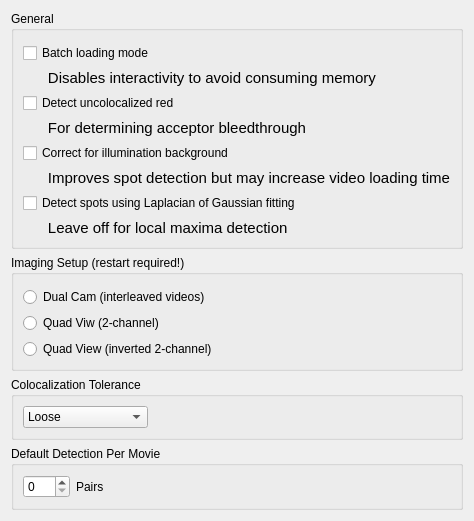
Above: src/main/python/ui/PreferencesWindow.ui from hatzakislab/DeepFRET-GUI before the change. Below: the same form after it.
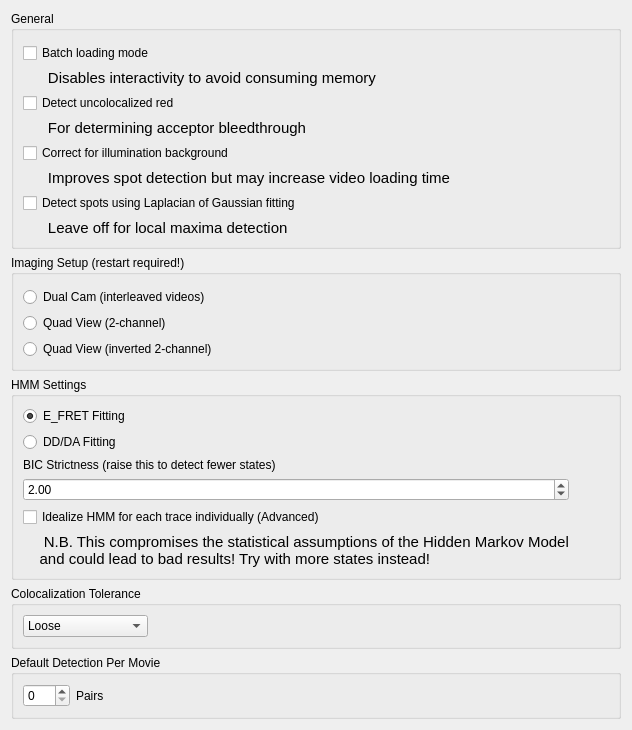
That is the form after the change.

Commit message: made preference thing work now.

The edit to the form file:
```diff
--- a/src/main/python/ui/PreferencesWindow.ui
+++ b/src/main/python/ui/PreferencesWindow.ui
@@ -7,7 +7,7 @@
     <x>0</x>
     <y>0</y>
     <width>532</width>
-    <height>518</height>
+    <height>682</height>
    </rect>
   </property>
   <property name="sizePolicy">
@@ -172,7 +172,7 @@
       <item row="1" column="0">
        <widget class="QRadioButton" name="radioButton_2_col">
         <property name="text">
-         <string>Quad Viw (2-channel)</string>
+         <string>Quad View (2-channel)</string>
         </property>
        </widget>
       </item>
@@ -186,6 +186,88 @@
      </layout>
     </widget>
    </item>
+   <item>
+    <widget class="QGroupBox" name="hmmGroup">
+     <property name="title">
+      <string>HMM Settings</string>
+     </property>
+     <layout class="QGridLayout" name="gridLayout_4">
+      <item row="0" column="0">
+       <widget class="QRadioButton" name="radioButton_hmm_fitE">
+        <property name="text">
+         <string>E_FRET Fitting</string>
+        </property>
+        <property name="checked">
+         <bool>true</bool>
+        </property>
+       </widget>
+      </item>
+      <item row="1" column="0">
+       <widget class="QRadioButton" name="radioButton_hmm_fitDD">
+        <property name="text">
+         <string>DD/DA Fitting</string>
+        </property>
+       </widget>
+      </item>
+      <item row="5" column="0">
+       <widget class="QDoubleSpinBox" name="doubleSpinBox_hmm_BIC">
+        <property name="minimum">
+         <double>0.500000000000000</double>
+        </property>
+        <property name="maximum">
+         <double>5.000000000000000</double>
+        </property>
+        <property name="singleStep">
+         <double>0.500000000000000</double>
+        </property>
+        <property name="value">
+         <double>2.000000000000000</double>
+        </property>
+       </widget>
+      </item>
+      <item row="5" column="1">
+       <spacer name="horizontalSpacer_2">
+        <property name="orientation">
+         <enum>Qt::Horizontal</enum>
+        </property>
+        <property name="sizeHint" stdset="0">
+         <size>
+          <width>40</width>
+          <height>20</height>
+         </size>
+        </property>
+       </spacer>
+      </item>
+      <item row="6" column="0">
+       <widget class="QCheckBox" name="checkBox_hmm_local">
+        <property name="text">
+         <string>Idealize HMM for each trace individually (Advanced)</string>
+        </property>
+       </widget>
+      </item>
+      <item row="4" column="0">
+       <widget class="QLabel" name="label_hmm_bic">
+        <property name="text">
+         <string>BIC Strictness (raise this to detect fewer states)</string>
+        </property>
+       </widget>
+      </item>
+      <item row="7" column="0">
+       <widget class="QLabel" name="label_hmm_checkbox">
+        <property name="font">
+         <font>
+          <pointsize>11</pointsize>
+         </font>
+        </property>
+        <property name="text">
+         <string>     N.B. This compromises the statistical assumptions of the Hidden Markov Model 
+    and could lead to bad results! Try with more states instead!</string>
+        </property>
+       </widget>
+      </item>
+     </layout>
+    </widget>
+   </item>
    <item>
     <widget class="QGroupBox" name="groupBox">
      <property name="title">
```
Left out of the diff: 11 changed lines with no effect on the pictures. The commit also changes 6 other files.
